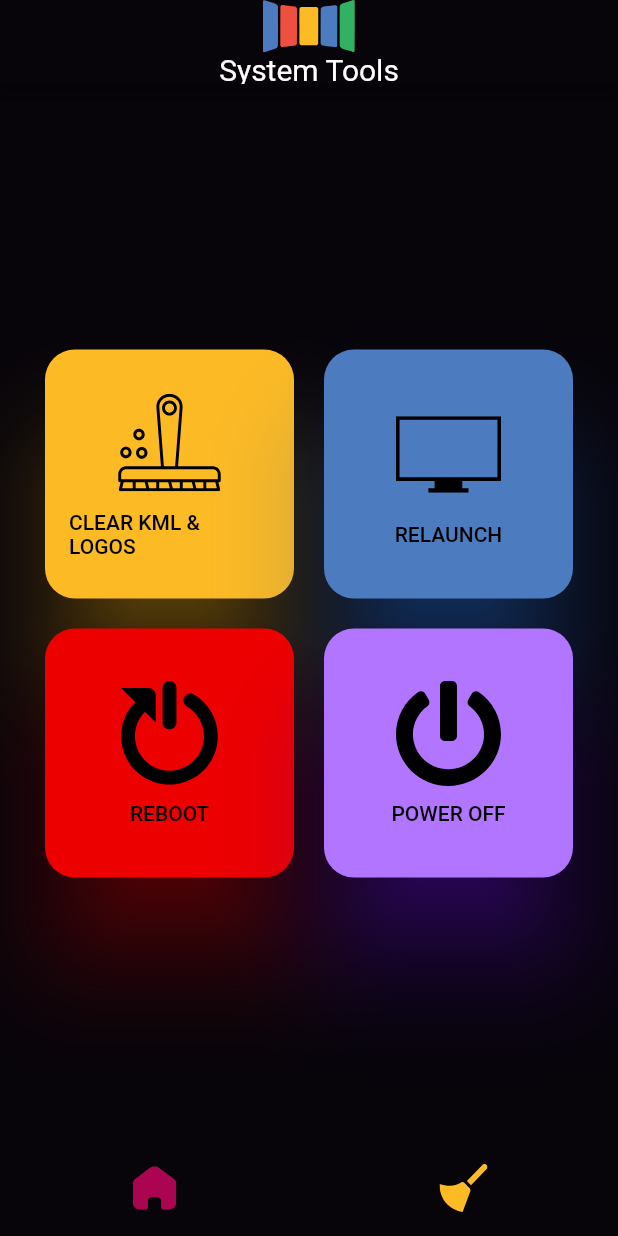
After one commit to joshboye/LiquidGalaxySystemTools, a Flutter app: the screen it shows after launch, item 2 of the bottom bar chosen, on a phone screen of 412 x 824 dp. The commit adds this screen. Run offline on Flutter 3.47's test engine with Material 2 defaults, Android fonts, the phone set to English and light mode, and no system bars; our stand-ins replace flutter_svg.

Commit message:
cleaningscreen

```diff
--- /dev/null
+++ b/lib/cleaning_screen.dart
@@ -0,0 +1,142 @@
+import 'package:flutter/material.dart';
+import 'package:flutter_svg/flutter_svg.dart';
+
+class CleaningPage extends StatelessWidget {
+  const CleaningPage({super.key});
+
+  @override
+  Widget build(BuildContext context) {
+    return Center(
+      child: GridView.count(
+        crossAxisCount: 2,
+        shrinkWrap: true,
+        primary: false,
+        padding: const EdgeInsets.all(30),
+        crossAxisSpacing: 20,
+        mainAxisSpacing: 20,
+        children: [
+          ElevatedButton(
+            onPressed: () {},
+            style: ElevatedButton.styleFrom(
+              elevation: 30,
+              shadowColor: Color.fromARGB(255, 250, 179, 13),
+              backgroundColor: Color(0xFFFCBA25),
+              shape: const RoundedRectangleBorder(
+                borderRadius: BorderRadius.all(
+                  Radius.circular(20),
+                ),
+              ),
+            ),
+            child: Column(
+              mainAxisAlignment: MainAxisAlignment.center,
+              children: [
+                SizedBox(
+                  width: 70,
+                  height: 70,
+                  child: SvgPicture.asset('images/icons/cleanicon.svg'),
+                ),
+                const SizedBox(
+                  height: 10,
+                ),
+                const Text(
+                  'CLEAR KML & LOGOS',
+                  style: TextStyle(color: Colors.black),
+                ),
+              ],
+            ),
+          ),
+          ElevatedButton(
+            onPressed: () {},
+            style: ElevatedButton.styleFrom(
+              elevation: 30,
+              shadowColor: Color.fromARGB(255, 41, 128, 249),
+              backgroundColor: Color(0xFF4C7CBF),
+              shape: const RoundedRectangleBorder(
+                borderRadius: BorderRadius.all(
+                  Radius.circular(20),
+                ),
+              ),
+            ),
+            child: Column(
+              mainAxisAlignment: MainAxisAlignment.center,
+              children: [
+                SizedBox(
+                  width: 70,
+                  height: 70,
+                  child: SvgPicture.asset('images/icons/relaunchicon.svg'),
+                ),
+                const SizedBox(
+                  height: 10,
+                ),
+                const Text(
+                  'RELAUNCH',
+                  style: TextStyle(color: Colors.black),
+                ),
+              ],
+            ),
+          ),
+          ElevatedButton(
+            onPressed: () {},
+            style: ElevatedButton.styleFrom(
+              elevation: 30,
+              shadowColor: Color(0xFFED0000),
+              backgroundColor: Color(0xFFED0000),
+              shape: const RoundedRectangleBorder(
+                borderRadius: BorderRadius.all(
+                  Radius.circular(20),
+                ),
+              ),
+            ),
+            child: Column(
+              mainAxisAlignment: MainAxisAlignment.center,
+              children: [
+                SizedBox(
+                  width: 70,
+                  height: 70,
+                  child: SvgPicture.asset('images/icons/rebooticon.svg'),
+                ),
+                const SizedBox(
+                  height: 10,
+                ),
+                const Text(
+                  'REBOOT',
+                  style: TextStyle(color: Colors.black),
+                ),
+              ],
+            ),
+          ),
+          ElevatedButton(
+            onPressed: () {},
+            style: ElevatedButton.styleFrom(
+              elevation: 30,
+              shadowColor: Color(0xFF710AF5),
+              backgroundColor: Color(0xFFB175FF),
+              shape: const RoundedRectangleBorder(
+                borderRadius: BorderRadius.all(
+                  Radius.circular(20),
+                ),
+              ),
+            ),
+            child: Column(
+              mainAxisAlignment: MainAxisAlignment.center,
+              children: [
+                SizedBox(
+                  width: 70,
+                  height: 70,
+                  child: SvgPicture.asset('images/icons/powerofficon.svg'),
+                ),
+                const SizedBox(
+                  height: 10,
+                ),
+                const Text(
+                  'POWER OFF',
+                  style: TextStyle(color: Colors.black),
+                ),
+              ],
+            ),
+          )
+        ],
+      ),
+    );
+  }
+}
--- a/lib/homepage.dart
+++ b/lib/home_screen.dart
@@ -1,5 +1,6 @@
 import 'package:flutter/material.dart';
 import 'package:flutter_svg/flutter_svg.dart';
+import 'package:liquidgalaxybasic/cleaning_screen.dart';
 
 class Homepage extends StatefulWidget {
   const Homepage({super.key});
@@ -10,6 +11,12 @@ class Homepage extends StatefulWidget {
 
 class _HomepageState extends State<Homepage> {
   int _navitemindex = 0;
+
+  final tabs = [
+    HomeBody(),
+    CleaningPage(),
+  ];
+
   @override
   Widget build(BuildContext context) {
     return MaterialApp(
@@ -39,7 +46,47 @@ class _HomepageState extends State<Homepage> {
             ],
           ),
         ),
-        body: Center(
+        body: tabs[_navitemindex],
+        bottomNavigationBar: BottomNavigationBar(
+          type: BottomNavigationBarType.fixed,
+          showSelectedLabels: false,
+          showUnselectedLabels: false,
+          backgroundColor: Color(0xFF07040A),
+          currentIndex: _navitemindex,
+          onTap: (index) {
+            setState(() {
+              _navitemindex = index;
+            });
+          },
+          items: [
+            BottomNavigationBarItem(
+              // ignore: deprecated_member_use
+              icon: SvgPicture.asset(
+                'images/icons/HomeIcon.svg',
+                color: _navitemindex == 1 ? Color(0xFFAB0552) : Color(0xFFFCBA25),
+              ),
+              label: 'Home',
+            ),
+            BottomNavigationBarItem(
+              icon: SvgPicture.asset(
+                'images/icons/Cleanlogo.svg',
+                color: _navitemindex == 0 ? Color(0xFFAB0552) : Color(0xFFFCBA25),
+              ),
+              label: 'Tools',
+            )
+          ],
+        ),
+      ),
+    );
+  }
+}
+
+class HomeBody extends StatelessWidget {
+  const HomeBody({super.key});
+
+  @override
+  Widget build(BuildContext context) {
+    return Center(
       child: Column(mainAxisAlignment: MainAxisAlignment.center, children: [
         ElevatedButton(
           onPressed: () {},
@@ -77,37 +124,6 @@ class _HomepageState extends State<Homepage> {
           ),
         ),
       ]),
-        ),
-        bottomNavigationBar: BottomNavigationBar(
-          type: BottomNavigationBarType.fixed,
-          showSelectedLabels: false,
-          showUnselectedLabels: false,
-          backgroundColor: Color(0xFF07040A),
-          currentIndex: _navitemindex,
-          onTap: (index) {
-            setState(() {
-              _navitemindex = index;
-            });
-          },
-          items: [
-            BottomNavigationBarItem(
-              // ignore: deprecated_member_use
-              icon: SvgPicture.asset(
-                'images/icons/HomeIcon.svg',
-                color: _navitemindex == 1 ? Color(0xFFAB0552) : Color(0xFFFCBA25),
-              ),
-              label: 'Home',
-            ),
-            BottomNavigationBarItem(
-              icon: SvgPicture.asset(
-                'images/icons/Cleanlogo.svg',
-                color: _navitemindex == 0 ? Color(0xFFAB0552) : Color(0xFFFCBA25),
-              ),
-              label: 'Tools',
-            )
-          ],
-        ),
-      ),
     );
   }
 }
--- a/lib/main.dart
+++ b/lib/main.dart
@@ -1,6 +1,5 @@
 import 'package:flutter/material.dart';
-import 'package:liquidgalaxybasic/homepage.dart';
-import 'package:liquidgalaxybasic/splashscreen.dart';
+import 'package:liquidgalaxybasic/home_screen.dart';
 
 void main() {
   runApp(const MyApp());
--- a/lib/splashscreen.dart
+++ /dev/null
@@ -1,38 +0,0 @@
-import 'package:flutter/material.dart';
-import 'package:flutter/services.dart';
-import 'package:flutter_svg/flutter_svg.dart';
-import 'package:liquidgalaxybasic/homepage.dart';
-
-class SplashScreen extends StatefulWidget {
-  const SplashScreen({super.key});
-
-  @override
-  State<SplashScreen> createState() => _SplashScreenState();
-}
-
-class _SplashScreenState extends State<SplashScreen> with SingleTickerProviderStateMixin {
-  @override
-  void initState() {
-    super.initState();
-    SystemChrome.setEnabledSystemUIMode(SystemUiMode.immersive);
-
-    Future.delayed(const Duration(seconds: 2), () {
-      Navigator.of(context).pushReplacement(
-        MaterialPageRoute(builder: (_) => Homepage()),
-      );
-    });
-  }
-
-  @override
-  void dispose() {
-    SystemChrome.setEnabledSystemUIMode(SystemUiMode.manual, overlays: SystemUiOverlay.values);
-    super.dispose();
-  }
-
-  @override
-  Widget build(BuildContext context) {
-    return Scaffold(
-      body: Text('hello', textDirection: TextDirection.ltr),
-    );
-  }
-}
--- a/pubspec.yaml
+++ b/pubspec.yaml
@@ -36,6 +36,7 @@ dependencies:
   # Use with the CupertinoIcons class for iOS style icons.
   cupertino_icons: ^1.0.2
   flutter_svg: ^2.0.7
+  animated_splash_screen: ^1.3.0
 
 dev_dependencies:
   flutter_test:
```
Also changed, not shown: images/icons/cleanicon.svg (added), images/icons/powerofficon.svg (added), images/icons/rebooticon.svg (added), images/icons/relaunchicon.svg (added), lib/settings_screen.dart (added), pubspec.lock. Lines whose indentation alone changed are shown as unchanged.
